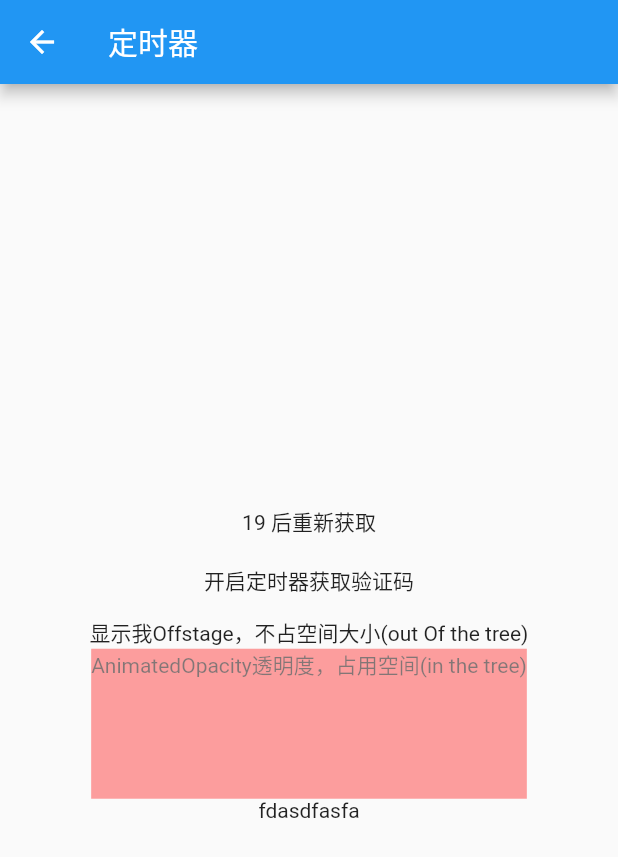
After one commit to JansenGuan/LearnFlutter, a Flutter app: the LearnTimer screen opened directly, after a tap on "开启定时器获取验证码", on a phone screen of 412 x 824 dp. The commit adds this screen. Shown: the top 857 px of the screen. Run offline on Flutter 3.47's test engine with Material 2 defaults, Android fonts, the phone set to English and light mode, and no system bars.

Commit message:
Timer、AnimatedOpacity、Offstage学习

```diff
--- a/lib/Home/HomePage.dart
+++ b/lib/Home/HomePage.dart
@@ -4,6 +4,7 @@ import 'dart:math';
 import 'package:flutter/material.dart';
 import 'package:sencondfluuter/Home/CustomNagation/NavigationPage.dart';
 import 'package:sencondfluuter/Home/ListTitle/HomeListTitlePage.dart';
+import 'package:sencondfluuter/Home/Timer/LearnTimer.dart';
 import 'package:sencondfluuter/Mine/Login/LoginPage.dart';
 import 'package:sencondfluuter/Tools/ColorTool.dart';
 
@@ -30,7 +31,8 @@ class HomePage extends StatelessWidget{
 
   void _pushToTitleList(context){
     // Navigator.push(context, MaterialPageRoute(builder: (context) => HomeListTitlePage()));
-    Navigator.push(context, MaterialPageRoute(builder: (context) => NavigationPage()));
+    // Navigator.push(context, MaterialPageRoute(builder: (context) => NavigationPage()));
+    Navigator.push(context, MaterialPageRoute(builder: (context) => LearnTimer()));
   }
 
   /// Transform
--- /dev/null
+++ b/lib/Home/Timer/LearnTimer.dart
@@ -0,0 +1,107 @@
+
+import 'dart:async';
+
+import 'package:flutter/material.dart';
+import 'package:flutter/widgets.dart';
+import 'package:sencondfluuter/Tools/FrameMath.dart';
+
+class LearnTimer extends StatefulWidget{
+  @override
+  _LearnTimerState createState() => _LearnTimerState();
+}
+
+class _LearnTimerState extends State<LearnTimer>{
+
+  int _count = 0;
+  Timer _timer;
+  /// 开启定时器
+  startTimer(){
+    _timer = Timer.periodic(Duration(seconds: 1), _timeAction);
+  }
+
+  _timeAction(Timer timer){
+    setState(() {
+      if (_count > 0){
+        _count = _count -1;
+      }else{
+        _removeTimer();
+      }
+    });
+  }
+
+  _removeTimer(){
+    if (this._timer != null) {
+      _timer.cancel();
+      _timer = null;
+    }
+  }
+
+  String _textContent(){
+    return _count > 0 ? '$_count 后重新获取' : '获取验证码';
+  }
+
+  _pressAction(){
+    if (_count <= 0) {
+      setState(() {
+        _count = 20;
+        startTimer();
+      });
+    }
+  }
+
+  @override
+  void dispose() {
+    super.dispose();
+    this._removeTimer();
+  }
+
+  @override
+  Widget build(BuildContext context) {
+    return Scaffold(
+      appBar: AppBar(
+        title: new Text('定时器'),
+      ),
+      body: new Center(
+        child: new Column(
+          mainAxisAlignment: MainAxisAlignment.center,
+          children: <Widget>[
+            new Padding(
+              padding: EdgeInsets.all(ScreenManager.setMath(10)),
+              child: new Text(
+                // textContent()
+                _count > 0 ? '$_count 后重新获取' : '获取验证码'
+              ),
+            ),
+
+            new FlatButton(
+              onPressed: () => {
+                _pressAction(),
+              },
+              child: new Text('开启定时器获取验证码'),
+            ) ,
+
+            new Offstage(
+              offstage: _count == 0 ? true : false,
+              child: new Text('显示我Offstage，不占空间大小(out Of the tree)'),
+            ),
+
+            new AnimatedOpacity(
+              duration: Duration(seconds: 2),
+              opacity: _count == 0 ? 0 : 1,
+              child: new Container(
+                height: 100,
+                color: Colors.redAccent,
+                child: new Text(
+                  'AnimatedOpacity透明度，占用空间(in the tree)'
+                ),
+              ),
+            ),
+
+
+            new Text('fdasdfasfa')
+          ],
+        ),
+      ),
+    );
+  }
+}
--- a/lib/main.dart
+++ b/lib/main.dart
@@ -130,6 +130,7 @@ class _MyHomePageState extends State<MyHomePage> with SingleTickerProviderStateM
     labelColor: Colors.orange[300],
     unselectedLabelColor: Colors.red[300],
   );
+
   @override
   Widget build(BuildContext context) {
     ScreenManager.instance..init(context);
@@ -217,4 +218,11 @@ class _MyHomePageState extends State<MyHomePage> with SingleTickerProviderStateM
        // This trailing comma makes auto-formatting nicer for build methods.
     );
   }
+
+  @override
+  void dispose() {
+    super.dispose();
+    this._controller = null;
+
+  }
 }
```
